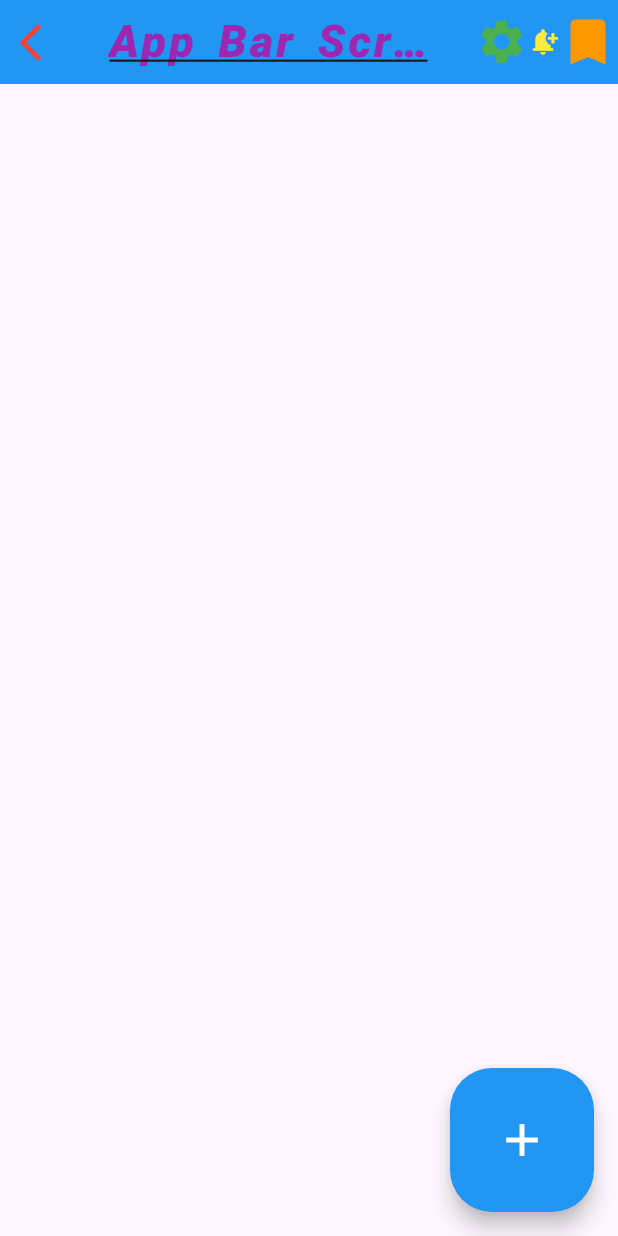
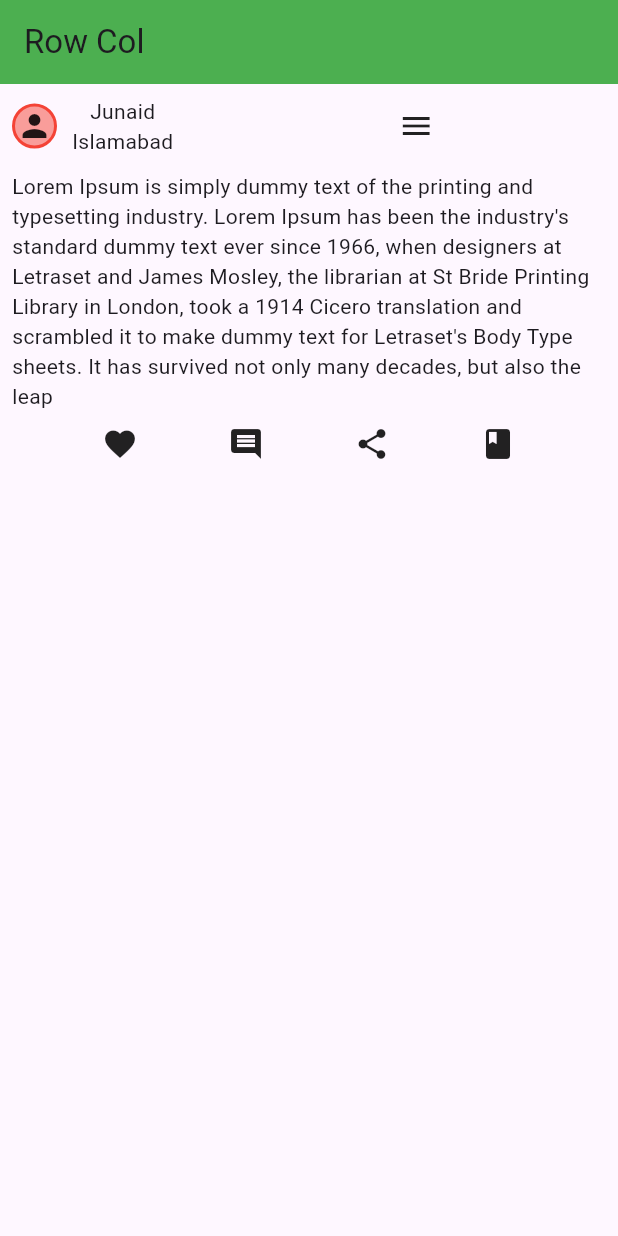
Before and after one commit to AbRehman536/junaid_frontend, a Flutter app: the screen it shows after launch, on a phone screen of 412 x 824 dp. Run offline on Flutter 3.47's test engine with Material 3 defaults, Android fonts, the phone set to English and light mode, and no system bars.

Commit message:
Nested Row Col Done

```diff
--- a/lib/main.dart
+++ b/lib/main.dart
@@ -1,6 +1,7 @@
 import 'package:flutter/material.dart';
 import 'package:flutter/cupertino.dart';
 import 'package:junaid_frontend/appBar.dart';
+import 'package:junaid_frontend/row_col.dart';
 
 void main() {
   runApp(const MyApp());
@@ -32,7 +33,7 @@
         // tested with just a hot reload.
         colorScheme: ColorScheme.fromSeed(seedColor: Colors.deepPurple),
       ),
-      home: AppBarScreen()
+      home: RowCol()
     );
   }
 }
--- /dev/null
+++ b/lib/row_col.dart
@@ -0,0 +1,57 @@
+import 'package:flutter/material.dart';
+
+class RowCol extends StatelessWidget {
+  const RowCol({super.key});
+
+  @override
+  Widget build(BuildContext context) {
+    return Scaffold(
+      appBar: AppBar(
+        title: Text("Row Col"),
+        backgroundColor: Colors.green,
+      ),
+      body: Padding(
+        padding: const EdgeInsets.all(8.0),
+        child: Column(
+          children: [
+            Row(
+              children: [
+                Container(
+                  width: 30,
+                    height: 30,
+                    decoration: BoxDecoration(
+                      color: Colors.red.withOpacity(0.5),
+                     // borderRadius: BorderRadius.circular(20)
+                      shape: BoxShape.circle,
+                      border: Border.all(color: Colors.red,width: 2)
+                    ),
+                    child: Icon(Icons.person)),
+                SizedBox(width: 10,),
+                Column(
+                  children: [
+                    Text("Junaid"),
+                    Text("Islamabad")
+                  ],
+                ),
+                SizedBox(width: 150,),
+                Icon(Icons.menu)
+              ],
+            ),
+            SizedBox(height: 10,),
+            Text("Lorem Ipsum is simply dummy text of the printing and typesetting industry. Lorem Ipsum has been the industry's standard dummy text ever since 1966, when designers at Letraset and James Mosley, the librarian at St Bride Printing Library in London, took a 1914 Cicero translation and scrambled it to make dummy text for Letraset's Body Type sheets. It has survived not only many decades, but also the leap"),
+            SizedBox(height: 10,),
+            Row(
+              mainAxisAlignment: MainAxisAlignment.spaceEvenly,
+              children: [
+                Icon(Icons.favorite),
+                Icon(Icons.comment),
+                Icon(Icons.share),
+                Icon(Icons.book),
+              ],
+            )
+          ],
+        ),
+      )
+    );
+  }
+}
```
